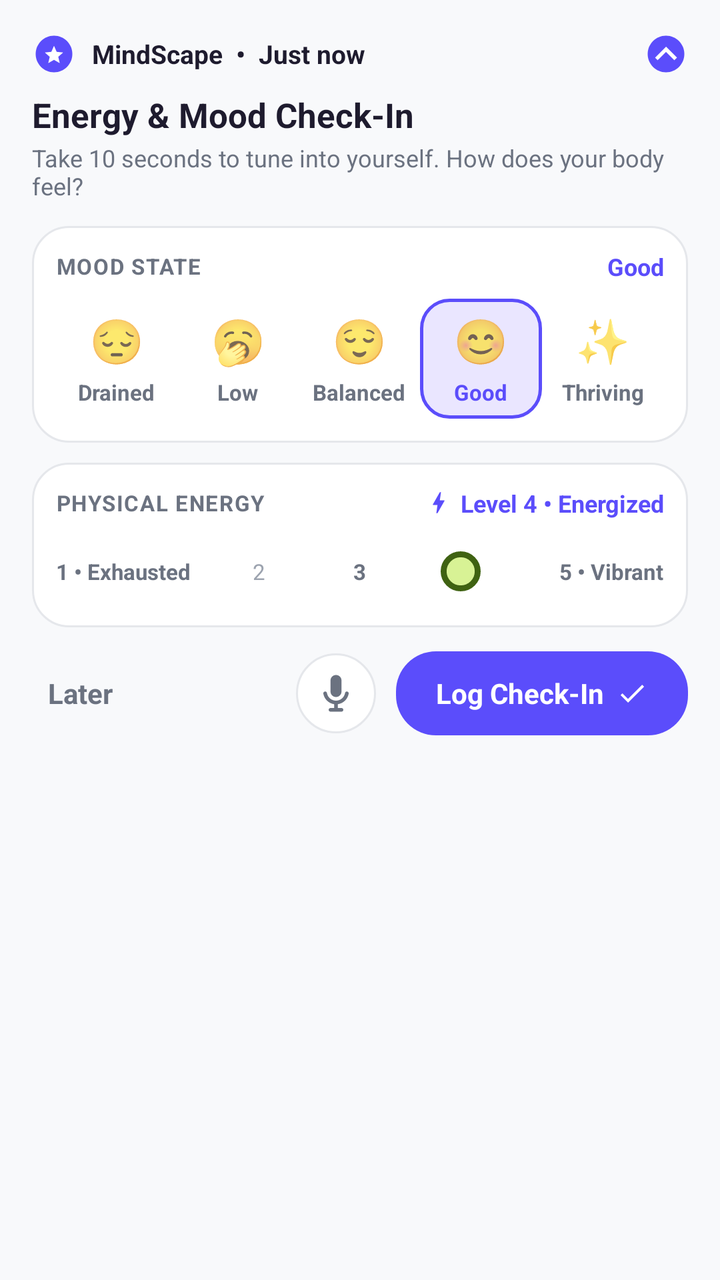
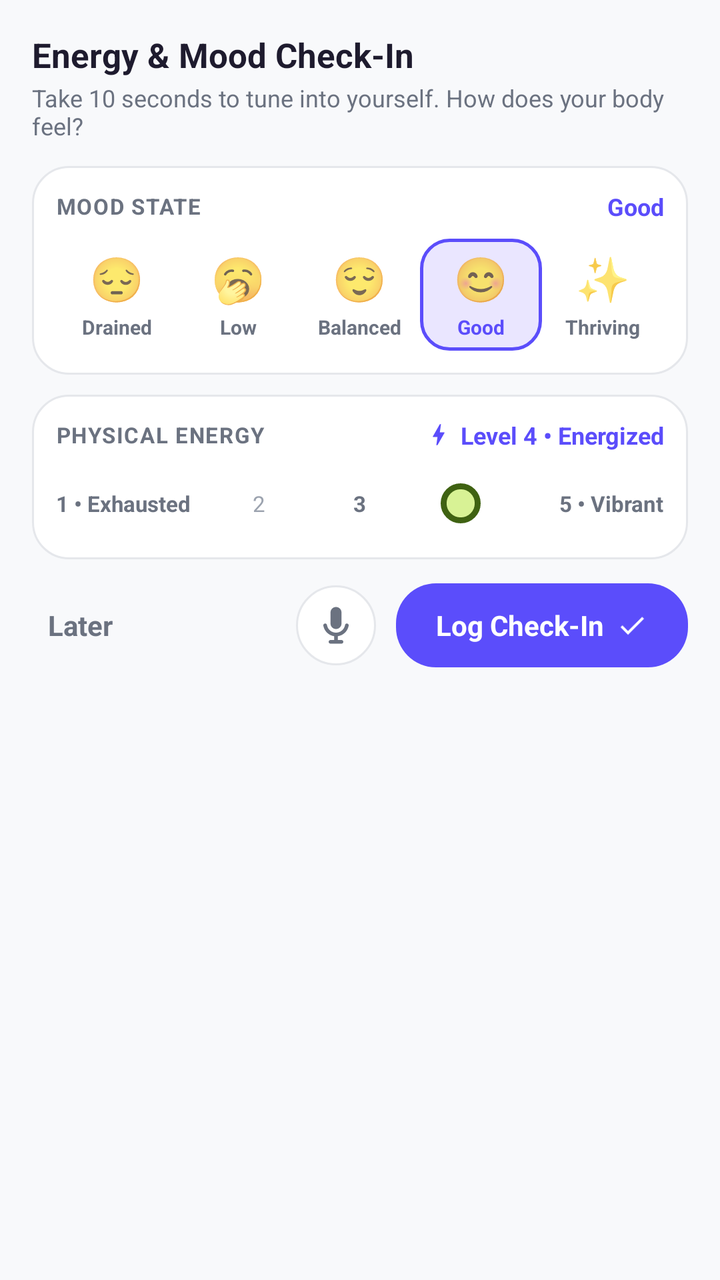

The first picture is an Android layout as it rendered before a commit; the second is the same layout after the commit. The layout source and the unified diff follow.
<!-- AndroidManifest.xml: application theme android:Theme.Material.NoActionBar -->
<!-- res/layout/notification_checkin_expanded.xml -->
<?xml version="1.0" encoding="utf-8"?>
<LinearLayout xmlns:android="http://schemas.android.com/apk/res/android"
    android:id="@+id/notif_root"
    android:layout_width="match_parent"
    android:layout_height="wrap_content"
    android:background="@color/mind_background"
    android:orientation="vertical"
    android:padding="16dp">

    
    <LinearLayout
        android:layout_width="match_parent"
        android:layout_height="wrap_content"
        android:gravity="center_vertical"
        android:orientation="horizontal">

        <ImageView
            android:layout_width="22dp"
            android:layout_height="22dp"
            android:contentDescription="MindScape"
            android:src="@drawable/ic_notif_star" />

        <TextView
            android:layout_width="0dp"
            android:layout_height="wrap_content"
            android:layout_marginStart="8dp"
            android:layout_weight="1"
            android:text="MindScape  •  Just now"
            android:textColor="@color/mind_text_primary"
            android:textSize="13sp"
            android:textStyle="bold" />

        <ImageView
            android:layout_width="22dp"
            android:layout_height="22dp"
            android:contentDescription="Collapse"
            android:src="@drawable/ic_notif_expand" />
    </LinearLayout>

    
    <TextView
        android:id="@+id/tv_notif_title"
        android:layout_width="match_parent"
        android:layout_height="wrap_content"
        android:layout_marginTop="8dp"
        android:text="Energy &amp; Mood Check-In"
        android:textColor="@color/mind_text_primary"
        android:textSize="17sp"
        android:textStyle="bold" />

    <TextView
        android:id="@+id/tv_notif_subtitle"
        android:layout_width="match_parent"
        android:layout_height="wrap_content"
        android:layout_marginTop="2dp"
        android:text="Take 10 seconds to tune into yourself. How does your body feel?"
        android:textColor="@color/mind_text_secondary"
        android:textSize="12sp" />

    
    <LinearLayout
        android:layout_width="match_parent"
        android:layout_height="wrap_content"
        android:layout_marginTop="12dp"
        android:background="@drawable/bg_notif_card"
        android:orientation="vertical"
        android:padding="12dp">

        <LinearLayout
            android:layout_width="match_parent"
            android:layout_height="wrap_content"
            android:gravity="center_vertical"
            android:orientation="horizontal">

            <TextView
                android:layout_width="0dp"
                android:layout_height="wrap_content"
                android:layout_weight="1"
                android:letterSpacing="0.05"
                android:text="MOOD STATE"
                android:textColor="@color/mind_text_secondary"
                android:textSize="11sp"
                android:textStyle="bold" />

            <TextView
                android:id="@+id/tv_selected_mood_label"
                android:layout_width="wrap_content"
                android:layout_height="wrap_content"
                android:text="Good"
                android:textColor="@color/mind_primary_accent"
                android:textSize="12sp"
                android:textStyle="bold" />
        </LinearLayout>

        
        <LinearLayout
            android:layout_width="match_parent"
            android:layout_height="wrap_content"
            android:layout_marginTop="8dp"
            android:orientation="horizontal">

            
            <LinearLayout
                android:id="@+id/btn_mood_1"
                android:layout_width="0dp"
                android:layout_height="wrap_content"
                android:layout_weight="1"
                android:background="@drawable/bg_mood_unselected"
                android:clickable="true"
                android:focusable="true"
                android:gravity="center"
                android:orientation="vertical"
                android:padding="6dp">

                <TextView
                    android:layout_width="wrap_content"
                    android:layout_height="wrap_content"
                    android:text="😔"
                    android:textSize="22sp" />

                <TextView
                    android:id="@+id/tv_mood_name_1"
                    android:layout_width="wrap_content"
                    android:layout_height="wrap_content"
                    android:layout_marginTop="4dp"
                    android:text="Drained"
                    android:textColor="@color/mind_text_secondary"
                    android:textSize="11sp"
                    android:textStyle="bold" />
            </LinearLayout>

            
            <LinearLayout
                android:id="@+id/btn_mood_2"
                android:layout_width="0dp"
                android:layout_height="wrap_content"
                android:layout_weight="1"
                android:background="@drawable/bg_mood_unselected"
                android:clickable="true"
                android:focusable="true"
                android:gravity="center"
                android:orientation="vertical"
                android:padding="6dp">

                <TextView
                    android:layout_width="wrap_content"
                    android:layout_height="wrap_content"
                    android:text="🥱"
                    android:textSize="22sp" />

                <TextView
                    android:id="@+id/tv_mood_name_2"
                    android:layout_width="wrap_content"
                    android:layout_height="wrap_content"
                    android:layout_marginTop="4dp"
                    android:text="Low"
                    android:textColor="@color/mind_text_secondary"
                    android:textSize="11sp"
                    android:textStyle="bold" />
            </LinearLayout>

            
            <LinearLayout
                android:id="@+id/btn_mood_3"
                android:layout_width="0dp"
                android:layout_height="wrap_content"
                android:layout_weight="1"
                android:background="@drawable/bg_mood_unselected"
                android:clickable="true"
                android:focusable="true"
                android:gravity="center"
                android:orientation="vertical"
                android:padding="6dp">

                <TextView
                    android:layout_width="wrap_content"
                    android:layout_height="wrap_content"
                    android:text="😌"
                    android:textSize="22sp" />

                <TextView
                    android:id="@+id/tv_mood_name_3"
                    android:layout_width="wrap_content"
                    android:layout_height="wrap_content"
                    android:layout_marginTop="4dp"
                    android:text="Balanced"
                    android:textColor="@color/mind_text_secondary"
                    android:textSize="11sp"
                    android:textStyle="bold" />
            </LinearLayout>

            
            <LinearLayout
                android:id="@+id/btn_mood_4"
                android:layout_width="0dp"
                android:layout_height="wrap_content"
                android:layout_weight="1"
                android:background="@drawable/bg_mood_selected"
                android:clickable="true"
                android:focusable="true"
                android:gravity="center"
                android:orientation="vertical"
                android:padding="6dp">

                <TextView
                    android:layout_width="wrap_content"
                    android:layout_height="wrap_content"
                    android:text="😊"
                    android:textSize="22sp" />

                <TextView
                    android:id="@+id/tv_mood_name_4"
                    android:layout_width="wrap_content"
                    android:layout_height="wrap_content"
                    android:layout_marginTop="4dp"
                    android:text="Good"
                    android:textColor="@color/mind_primary_accent"
                    android:textSize="11sp"
                    android:textStyle="bold" />
            </LinearLayout>

            
            <LinearLayout
                android:id="@+id/btn_mood_5"
                android:layout_width="0dp"
                android:layout_height="wrap_content"
                android:layout_weight="1"
                android:background="@drawable/bg_mood_unselected"
                android:clickable="true"
                android:focusable="true"
                android:gravity="center"
                android:orientation="vertical"
                android:padding="6dp">

                <TextView
                    android:layout_width="wrap_content"
                    android:layout_height="wrap_content"
                    android:text="✨"
                    android:textSize="22sp" />

                <TextView
                    android:id="@+id/tv_mood_name_5"
                    android:layout_width="wrap_content"
                    android:layout_height="wrap_content"
                    android:layout_marginTop="4dp"
                    android:text="Thriving"
                    android:textColor="@color/mind_text_secondary"
                    android:textSize="11sp"
                    android:textStyle="bold" />
            </LinearLayout>
        </LinearLayout>
    </LinearLayout>

    
    <LinearLayout
        android:layout_width="match_parent"
        android:layout_height="wrap_content"
        android:layout_marginTop="10dp"
        android:background="@drawable/bg_notif_card"
        android:orientation="vertical"
        android:padding="12dp">

        <LinearLayout
            android:layout_width="match_parent"
            android:layout_height="wrap_content"
            android:gravity="center_vertical"
            android:orientation="horizontal">

            <TextView
                android:layout_width="0dp"
                android:layout_height="wrap_content"
                android:layout_weight="1"
                android:letterSpacing="0.05"
                android:text="PHYSICAL ENERGY"
                android:textColor="@color/mind_text_secondary"
                android:textSize="11sp"
                android:textStyle="bold" />

            <ImageView
                android:layout_width="14dp"
                android:layout_height="14dp"
                android:layout_marginEnd="4dp"
                android:contentDescription="Energy"
                android:src="@drawable/ic_notif_bolt" />

            <TextView
                android:id="@+id/tv_selected_energy_label"
                android:layout_width="wrap_content"
                android:layout_height="wrap_content"
                android:text="Level 4 • Energized"
                android:textColor="@color/mind_primary_accent"
                android:textSize="12sp"
                android:textStyle="bold" />
        </LinearLayout>

        
        <LinearLayout
            android:layout_width="match_parent"
            android:layout_height="32dp"
            android:layout_marginTop="10dp"
            android:gravity="center_vertical"
            android:orientation="horizontal">

            <TextView
                android:id="@+id/btn_energy_1"
                android:layout_width="0dp"
                android:layout_height="match_parent"
                android:layout_weight="1.2"
                android:clickable="true"
                android:focusable="true"
                android:gravity="center_vertical|start"
                android:text="1 • Exhausted"
                android:textColor="@color/mind_text_secondary"
                android:textSize="11sp"
                android:textStyle="bold" />

            <TextView
                android:id="@+id/btn_energy_2"
                android:layout_width="0dp"
                android:layout_height="match_parent"
                android:layout_weight="0.8"
                android:clickable="true"
                android:focusable="true"
                android:gravity="center"
                android:text="2"
                android:textColor="@color/mind_text_muted"
                android:textSize="11sp" />

            <TextView
                android:id="@+id/btn_energy_3"
                android:layout_width="0dp"
                android:layout_height="match_parent"
                android:layout_weight="0.8"
                android:clickable="true"
                android:focusable="true"
                android:gravity="center"
                android:text="3"
                android:textColor="@color/mind_text_secondary"
                android:textSize="11sp"
                android:textStyle="bold" />

            
            <FrameLayout
                android:id="@+id/btn_energy_4"
                android:layout_width="0dp"
                android:layout_height="match_parent"
                android:layout_weight="0.8"
                android:clickable="true"
                android:focusable="true">

                <ImageView
                    android:id="@+id/iv_energy_thumb"
                    android:layout_width="20dp"
                    android:layout_height="20dp"
                    android:layout_gravity="center"
                    android:src="@drawable/bg_energy_thumb" />
            </FrameLayout>

            <TextView
                android:id="@+id/btn_energy_5"
                android:layout_width="0dp"
                android:layout_height="match_parent"
                android:layout_weight="1.2"
                android:clickable="true"
                android:focusable="true"
                android:gravity="center_vertical|end"
                android:text="5 • Vibrant"
                android:textColor="@color/mind_text_secondary"
                android:textSize="11sp"
                android:textStyle="bold" />
        </LinearLayout>
    </LinearLayout>

    
    <LinearLayout
        android:layout_width="match_parent"
        android:layout_height="wrap_content"
        android:layout_marginTop="12dp"
        android:gravity="center_vertical"
        android:orientation="horizontal">

        
        <TextView
            android:id="@+id/btn_action_later"
            android:layout_width="wrap_content"
            android:layout_height="wrap_content"
            android:clickable="true"
            android:focusable="true"
            android:padding="8dp"
            android:text="Later"
            android:textColor="@color/mind_text_secondary"
            android:textSize="14sp"
            android:textStyle="bold" />

        <View
            android:layout_width="0dp"
            android:layout_height="1dp"
            android:layout_weight="1" />

        
        <ImageView
            android:id="@+id/btn_action_mic"
            android:layout_width="40dp"
            android:layout_height="40dp"
            android:layout_marginEnd="10dp"
            android:background="@drawable/bg_btn_circle"
            android:clickable="true"
            android:contentDescription="Voice Note"
            android:focusable="true"
            android:padding="9dp"
            android:src="@drawable/ic_notif_mic" />

        
        <LinearLayout
            android:id="@+id/btn_action_log"
            android:layout_width="wrap_content"
            android:layout_height="42dp"
            android:background="@drawable/bg_btn_log"
            android:clickable="true"
            android:focusable="true"
            android:gravity="center"
            android:orientation="horizontal"
            android:paddingHorizontal="20dp">

            <TextView
                android:layout_width="wrap_content"
                android:layout_height="wrap_content"
                android:text="Log Check-In"
                android:textColor="@color/mind_white"
                android:textSize="14sp"
                android:textStyle="bold" />

            <ImageView
                android:layout_width="16dp"
                android:layout_height="16dp"
                android:layout_marginStart="6dp"
                android:contentDescription="Confirm"
                android:src="@drawable/ic_notif_check" />
        </LinearLayout>
    </LinearLayout>

</LinearLayout>
<!-- resources referenced by this layout -->
<resources>
  <color name="mind_background">#F8F9FB</color>
  <color name="mind_primary_accent">#5B4DFB</color>
  <color name="mind_text_muted">#9CA3AF</color>
  <color name="mind_text_primary">#1E1B2E</color>
  <color name="mind_text_secondary">#6B7280</color>
  <color name="mind_white">#FFFFFF</color>
  <!-- drawable bg_btn_circle (drawable) -->
  <?xml version="1.0" encoding="utf-8"?>
  <shape xmlns:android="http://schemas.android.com/apk/res/android"
      android:shape="oval">
      <solid android:color="@color/mind_card_surface" />
      <stroke
          android:width="1dp"
          android:color="@color/mind_border" />
  </shape>
  <!-- drawable bg_btn_log (drawable) -->
  <?xml version="1.0" encoding="utf-8"?>
  <shape xmlns:android="http://schemas.android.com/apk/res/android"
      android:shape="rectangle">
      <solid android:color="@color/mind_primary_accent" />
      <corners android:radius="20dp" />
  </shape>
  <!-- drawable bg_mood_selected (drawable) -->
  <?xml version="1.0" encoding="utf-8"?>
  <shape xmlns:android="http://schemas.android.com/apk/res/android"
      android:shape="rectangle">
      <solid android:color="@color/mind_primary_accent_light" />
      <corners android:radius="14dp" />
      <stroke
          android:width="1.5dp"
          android:color="@color/mind_primary_accent" />
  </shape>
  <!-- drawable bg_mood_unselected (drawable) -->
  <?xml version="1.0" encoding="utf-8"?>
  <shape xmlns:android="http://schemas.android.com/apk/res/android"
      android:shape="rectangle">
      <solid android:color="@android:color/transparent" />
      <corners android:radius="14dp" />
  </shape>
  <!-- drawable bg_notif_card (drawable) -->
  <?xml version="1.0" encoding="utf-8"?>
  <shape xmlns:android="http://schemas.android.com/apk/res/android"
      android:shape="rectangle">
      <solid android:color="@color/mind_card_surface" />
      <corners android:radius="18dp" />
      <stroke
          android:width="1dp"
          android:color="@color/mind_border" />
  </shape>
  <!-- drawable ic_notif_check (drawable) -->
  <?xml version="1.0" encoding="utf-8"?>
  <vector xmlns:android="http://schemas.android.com/apk/res/android"
      android:width="20dp"
      android:height="20dp"
      android:viewportWidth="24"
      android:viewportHeight="24">
      <path
          android:fillColor="#FFFFFF"
          android:pathData="M9,16.2L4.8,12l-1.4,1.4L9,19 21,7l-1.4,-1.4L9,16.2z" />
  </vector>
  <!-- drawable ic_notif_expand (drawable) -->
  <?xml version="1.0" encoding="utf-8"?>
  <vector xmlns:android="http://schemas.android.com/apk/res/android"
      android:width="24dp"
      android:height="24dp"
      android:viewportWidth="24"
      android:viewportHeight="24">
      <path
          android:fillColor="#5B4DFB"
          android:pathData="M12,2C6.48,2 2,6.48 2,12s4.48,10 10,10 10,-4.48 10,-10S17.52,2 12,2z" />
      <path
          android:fillColor="#FFFFFF"
          android:pathData="M7.41,15.41L12,10.83l4.59,4.58L18,14l-6,-6 -6,6z" />
  </vector>
  <!-- drawable ic_notif_star (drawable) -->
  <?xml version="1.0" encoding="utf-8"?>
  <vector xmlns:android="http://schemas.android.com/apk/res/android"
      android:width="24dp"
      android:height="24dp"
      android:viewportWidth="24"
      android:viewportHeight="24">
      <path
          android:fillColor="#5B4DFB"
          android:pathData="M12,2C6.48,2 2,6.48 2,12s4.48,10 10,10 10,-4.48 10,-10S17.52,2 12,2z" />
      <path
          android:fillColor="#FFFFFF"
          android:pathData="M12,7.5l1.45,3.32 3.55,0.35 -2.67,2.37 0.81,3.46L12,15.19 8.86,17l0.81,-3.46L7,11.17l3.55,-0.35z" />
  </vector>
  <color name="mind_card_surface">#FFFFFF</color>
  <color name="mind_border">#E5E7EB</color>
  <color name="mind_lime_accent">#D8F295</color>
  <color name="mind_lime_accent_dark">#3F6212</color>
  <color name="mind_primary_accent_light">#EAE6FF</color>
  <!-- unchanged entries left out for length: 3 -->
</resources>

<!-- the commit's change to res/layout/notification_checkin_expanded.xml (unified diff, before → after) -->
@@ -8,41 +8,10 @@
     android:padding="16dp">
 
     
-    <LinearLayout
-        android:layout_width="match_parent"
-        android:layout_height="wrap_content"
-        android:gravity="center_vertical"
-        android:orientation="horizontal">
-
-        <ImageView
-            android:layout_width="22dp"
-            android:layout_height="22dp"
-            android:contentDescription="MindScape"
-            android:src="@drawable/ic_notif_star" />
-
-        <TextView
-            android:layout_width="0dp"
-            android:layout_height="wrap_content"
-            android:layout_marginStart="8dp"
-            android:layout_weight="1"
-            android:text="MindScape  •  Just now"
-            android:textColor="@color/mind_text_primary"
-            android:textSize="13sp"
-            android:textStyle="bold" />
-
-        <ImageView
-            android:layout_width="22dp"
-            android:layout_height="22dp"
-            android:contentDescription="Collapse"
-            android:src="@drawable/ic_notif_expand" />
-    </LinearLayout>
-
-    
     <TextView
         android:id="@+id/tv_notif_title"
         android:layout_width="match_parent"
         android:layout_height="wrap_content"
-        android:layout_marginTop="8dp"
         android:text="Energy &amp; Mood Check-In"
         android:textColor="@color/mind_text_primary"
         android:textSize="17sp"
@@ -110,7 +79,8 @@
                 android:focusable="true"
                 android:gravity="center"
                 android:orientation="vertical"
-                android:padding="6dp">
+                android:paddingHorizontal="2dp"
+                android:paddingVertical="5dp">
 
                 <TextView
                     android:layout_width="wrap_content"
@@ -120,12 +90,14 @@
 
                 <TextView
                     android:id="@+id/tv_mood_name_1"
-                    android:layout_width="wrap_content"
-                    android:layout_height="wrap_content"
-                    android:layout_marginTop="4dp"
+                    android:layout_width="match_parent"
+                    android:layout_height="wrap_content"
+                    android:layout_marginTop="3dp"
+                    android:gravity="center"
+                    android:maxLines="1"
                     android:text="Drained"
                     android:textColor="@color/mind_text_secondary"
-                    android:textSize="11sp"
+                    android:textSize="10sp"
                     android:textStyle="bold" />
             </LinearLayout>
 
@@ -140,7 +112,8 @@
                 android:focusable="true"
                 android:gravity="center"
                 android:orientation="vertical"
-                android:padding="6dp">
+                android:paddingHorizontal="2dp"
+                android:paddingVertical="5dp">
 
                 <TextView
                     android:layout_width="wrap_content"
@@ -150,12 +123,14 @@
 
                 <TextView
                     android:id="@+id/tv_mood_name_2"
-                    android:layout_width="wrap_content"
-                    android:layout_height="wrap_content"
-                    android:layout_marginTop="4dp"
+                    android:layout_width="match_parent"
+                    android:layout_height="wrap_content"
+                    android:layout_marginTop="3dp"
+                    android:gravity="center"
+                    android:maxLines="1"
                     android:text="Low"
                     android:textColor="@color/mind_text_secondary"
-                    android:textSize="11sp"
+                    android:textSize="10sp"
                     android:textStyle="bold" />
             </LinearLayout>
 
@@ -170,7 +145,8 @@
                 android:focusable="true"
                 android:gravity="center"
                 android:orientation="vertical"
-                android:padding="6dp">
+                android:paddingHorizontal="2dp"
+                android:paddingVertical="5dp">
 
                 <TextView
                     android:layout_width="wrap_content"
@@ -180,12 +156,14 @@
 
                 <TextView
                     android:id="@+id/tv_mood_name_3"
-                    android:layout_width="wrap_content"
-                    android:layout_height="wrap_content"
-                    android:layout_marginTop="4dp"
+                    android:layout_width="match_parent"
+                    android:layout_height="wrap_content"
+                    android:layout_marginTop="3dp"
+                    android:gravity="center"
+                    android:maxLines="1"
                     android:text="Balanced"
                     android:textColor="@color/mind_text_secondary"
-                    android:textSize="11sp"
+                    android:textSize="10sp"
                     android:textStyle="bold" />
             </LinearLayout>
 
@@ -200,7 +178,8 @@
                 android:focusable="true"
                 android:gravity="center"
                 android:orientation="vertical"
-                android:padding="6dp">
+                android:paddingHorizontal="2dp"
+                android:paddingVertical="5dp">
 
                 <TextView
                     android:layout_width="wrap_content"
@@ -210,12 +189,14 @@
 
                 <TextView
                     android:id="@+id/tv_mood_name_4"
-                    android:layout_width="wrap_content"
-                    android:layout_height="wrap_content"
-                    android:layout_marginTop="4dp"
+                    android:layout_width="match_parent"
+                    android:layout_height="wrap_content"
+                    android:layout_marginTop="3dp"
+                    android:gravity="center"
+                    android:maxLines="1"
                     android:text="Good"
                     android:textColor="@color/mind_primary_accent"
-                    android:textSize="11sp"
+                    android:textSize="10sp"
                     android:textStyle="bold" />
             </LinearLayout>
 
@@ -230,7 +211,8 @@
                 android:focusable="true"
                 android:gravity="center"
                 android:orientation="vertical"
-                android:padding="6dp">
+                android:paddingHorizontal="2dp"
+                android:paddingVertical="5dp">
 
                 <TextView
                     android:layout_width="wrap_content"
@@ -240,12 +222,14 @@
 
                 <TextView
                     android:id="@+id/tv_mood_name_5"
-                    android:layout_width="wrap_content"
-                    android:layout_height="wrap_content"
-                    android:layout_marginTop="4dp"
+                    android:layout_width="match_parent"
+                    android:layout_height="wrap_content"
+                    android:layout_marginTop="3dp"
+                    android:gravity="center"
+                    android:maxLines="1"
                     android:text="Thriving"
                     android:textColor="@color/mind_text_secondary"
-                    android:textSize="11sp"
+                    android:textSize="10sp"
                     android:textStyle="bold" />
             </LinearLayout>
         </LinearLayout>
@@ -392,7 +376,7 @@
             android:textSize="14sp"
             android:textStyle="bold" />
 
-        <View
+        <FrameLayout
             android:layout_width="0dp"
             android:layout_height="1dp"
             android:layout_weight="1" />
<!-- resource entries referenced after the edit -->
@@ -60,34 +60,6 @@
           android:fillColor="#FFFFFF"
           android:pathData="M9,16.2L4.8,12l-1.4,1.4L9,19 21,7l-1.4,-1.4L9,16.2z" />
   </vector>
-  <!-- drawable ic_notif_expand (drawable) -->
-  <?xml version="1.0" encoding="utf-8"?>
-  <vector xmlns:android="http://schemas.android.com/apk/res/android"
-      android:width="24dp"
-      android:height="24dp"
-      android:viewportWidth="24"
-      android:viewportHeight="24">
-      <path
-          android:fillColor="#5B4DFB"
-          android:pathData="M12,2C6.48,2 2,6.48 2,12s4.48,10 10,10 10,-4.48 10,-10S17.52,2 12,2z" />
-      <path
-          android:fillColor="#FFFFFF"
-          android:pathData="M7.41,15.41L12,10.83l4.59,4.58L18,14l-6,-6 -6,6z" />
-  </vector>
-  <!-- drawable ic_notif_star (drawable) -->
-  <?xml version="1.0" encoding="utf-8"?>
-  <vector xmlns:android="http://schemas.android.com/apk/res/android"
-      android:width="24dp"
-      android:height="24dp"
-      android:viewportWidth="24"
-      android:viewportHeight="24">
-      <path
-          android:fillColor="#5B4DFB"
-          android:pathData="M12,2C6.48,2 2,6.48 2,12s4.48,10 10,10 10,-4.48 10,-10S17.52,2 12,2z" />
-      <path
-          android:fillColor="#FFFFFF"
-          android:pathData="M12,7.5l1.45,3.32 3.55,0.35 -2.67,2.37 0.81,3.46L12,15.19 8.86,17l0.81,-3.46L7,11.17l3.55,-0.35z" />
-  </vector>
   <color name="mind_card_surface">#FFFFFF</color>
   <color name="mind_border">#E5E7EB</color>
   <color name="mind_lime_accent">#D8F295</color>
